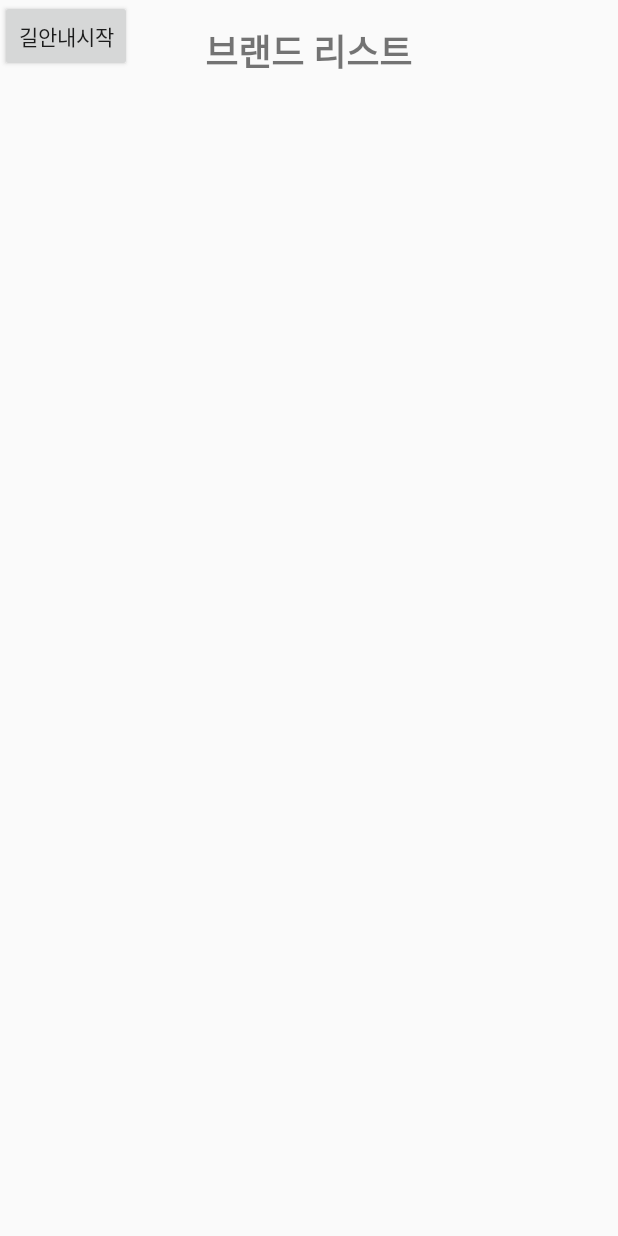
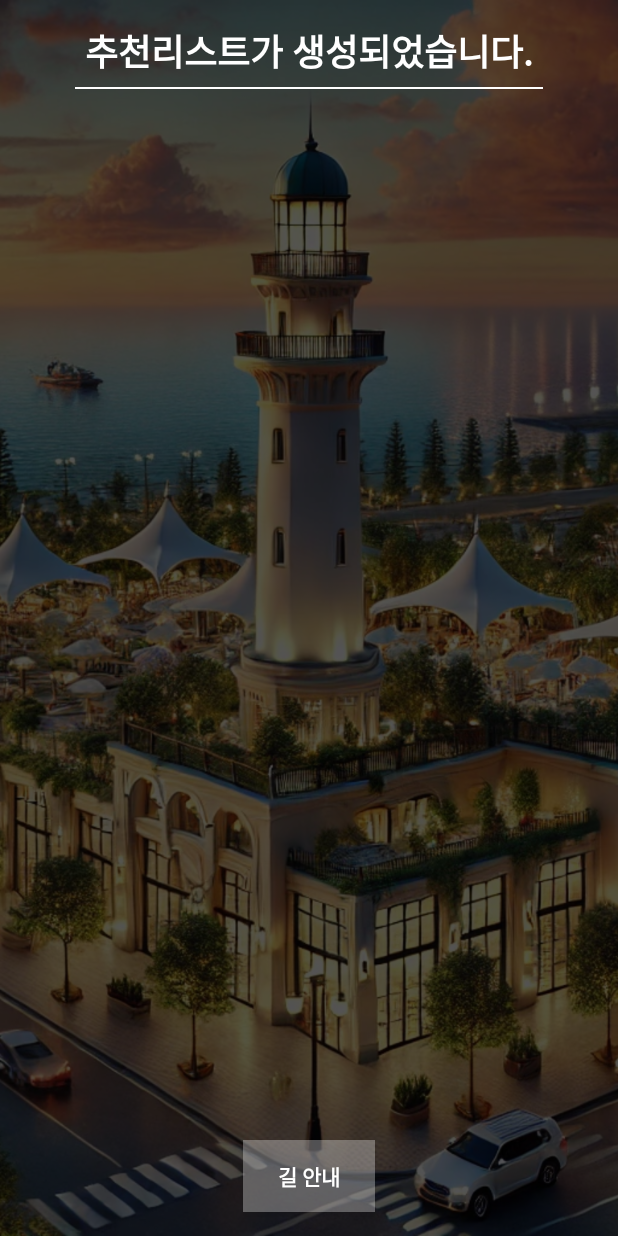
Before and after one commit to banapple87/follow_me, an Android app: the BrandListActivity screen opened directly, with no data from a screen before it, on a phone screen of 412 x 824 dp. Run offline under Robolectric (Android 15) with nearby library versions, the phone set to English and light mode, and no system bars.

Commit message:
앱 브랜드 리스트

```diff
--- a/Follow_Me_App/app/src/main/java/com/example/follow_me/BrandListActivity.java
+++ b/Follow_Me_App/app/src/main/java/com/example/follow_me/BrandListActivity.java
@@ -2,8 +2,6 @@ package com.example.follow_me;
 
 import android.os.AsyncTask;
 import android.os.Bundle;
-import android.view.View;
-import android.widget.AdapterView;
 import android.widget.ArrayAdapter;
 import android.widget.Button;
 import android.widget.ListView;
--- a/Follow_Me_App/app/src/main/res/layout/activity_brand_list.xml
+++ b/Follow_Me_App/app/src/main/res/layout/activity_brand_list.xml
@@ -6,30 +6,65 @@
     android:focusableInTouchMode="true"
     android:fitsSystemWindows="true">
 
+    <ImageView
+        android:id="@+id/background_image"
+        android:layout_width="match_parent"
+        android:layout_height="match_parent"
+        android:scaleType="centerCrop"
+        android:src="@drawable/background_image" />
+
+    <!-- 반투명 오버레이 -->
+    <View
+        android:layout_width="match_parent"
+        android:layout_height="match_parent"
+        android:background="#AA000000" />
+
     <!-- 타이틀 텍스트 -->
     <TextView
         android:id="@+id/title"
         android:layout_width="wrap_content"
         android:layout_height="wrap_content"
-        android:text="브랜드 리스트"
+        android:text="추천리스트가 생성되었습니다."
         android:textSize="24sp"
         android:textStyle="bold"
         android:layout_centerHorizontal="true"
-        android:layout_marginTop="16dp"/>
+        android:layout_marginTop="16dp"
+        android:textColor="#FFFFFF"/>
 
+    <View
+        android:layout_width="wrap_content"
+        android:layout_height="1dp"
+        android:layout_below="@id/title"
+        android:layout_marginStart="50dp"
+        android:layout_marginTop="6dp"
+        android:layout_marginEnd="50dp"
+        android:background="#FFFFFF" />
     <!-- 브랜드 리스트를 보여줄 ListView -->
+
     <ListView
         android:id="@+id/brand_list_view"
         android:layout_width="match_parent"
-        android:layout_height="match_parent"
+        android:layout_height="600dp"
         android:layout_below="@id/title"
-        android:layout_marginTop="16dp"
-        android:padding="8dp"/>
+        android:layout_gravity="center"
+        android:layout_marginTop="1dp"
+        android:choiceMode="singleChoice"
+        android:divider="@android:color/transparent"
+        android:dividerHeight="1dp"
+        android:drawSelectorOnTop="true"
+        android:padding="8dp"
+        android:textAlignment="center" />
 
     <Button
         android:id="@+id/start_navigation_button"
         android:layout_width="wrap_content"
         android:layout_height="wrap_content"
-        android:text="길안내시작" />
+        android:background="#50FFFFFF"
+        android:text="길 안내"
+        android:textColor="#FFFFFF"
+        android:textStyle="bold"
+        android:layout_alignParentBottom="true"
+        android:layout_centerHorizontal="true"
+        android:layout_marginBottom="16dp" />
 
 </RelativeLayout>
```
